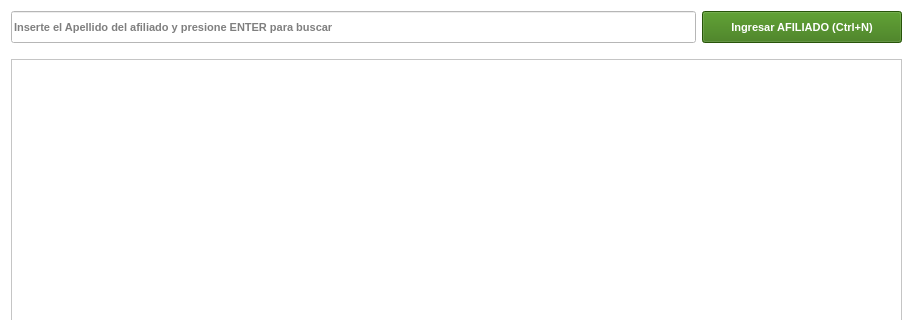
Qt form gui/listas/listaAfiliados.ui (shae-ra/sindicato) before a commit; both pictures show x 0 to 913 and y 0 to 320 of the 913 by 643 pixel window.
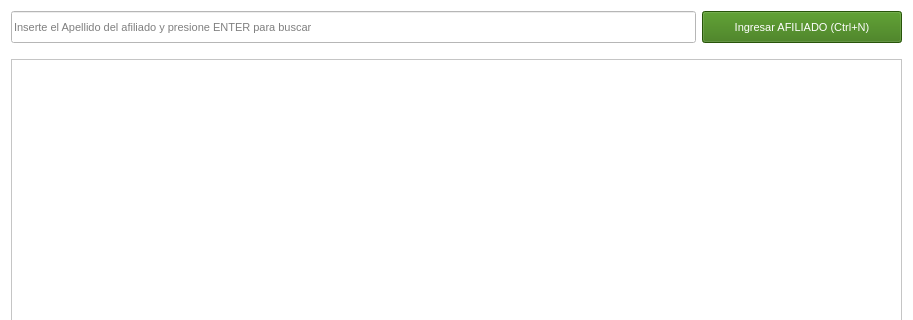
The same form after that commit. Icons and pictures are not drawn.

```diff
--- a/gui/listas/listaAfiliados.ui
+++ b/gui/listas/listaAfiliados.ui
@@ -494,8 +494,8 @@
         <font>
          <family>Arial</family>
          <pointsize>8</pointsize>
-         <weight>75</weight>
-         <bold>true</bold>
+         <weight>50</weight>
+         <bold>false</bold>
         </font>
        </property>
        <property name="styleSheet">
@@ -540,8 +540,8 @@
         <font>
          <family>Arial</family>
          <pointsize>8</pointsize>
-         <weight>75</weight>
-         <bold>true</bold>
+         <weight>50</weight>
+         <bold>false</bold>
         </font>
        </property>
        <property name="mouseTracking">
```
